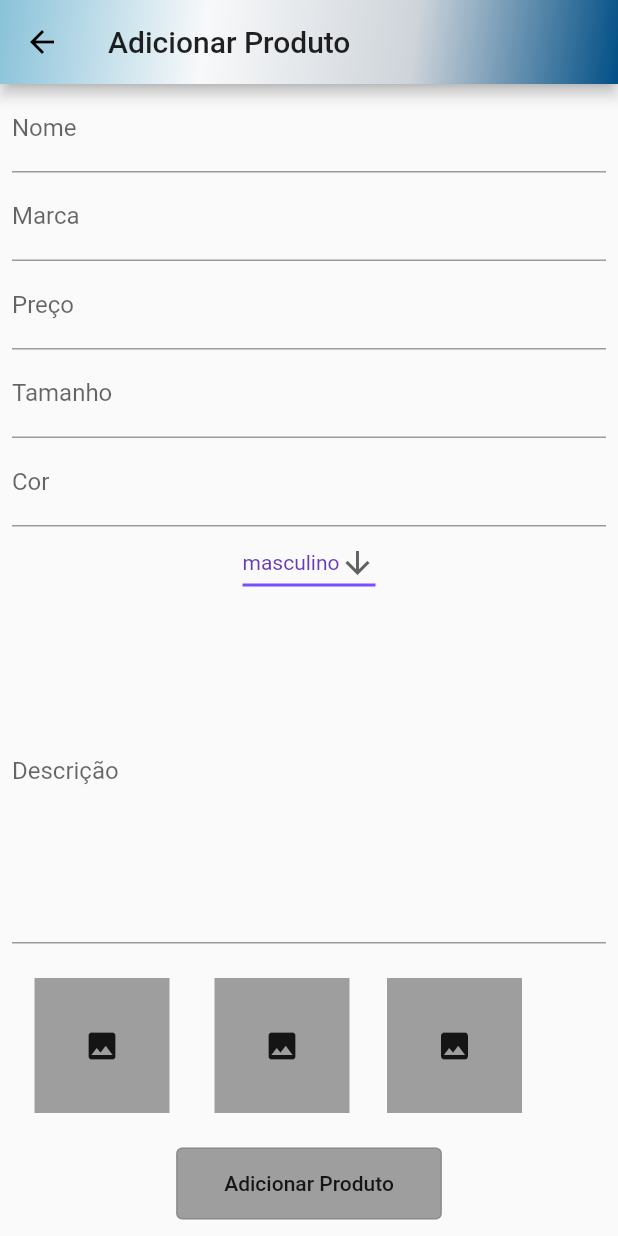
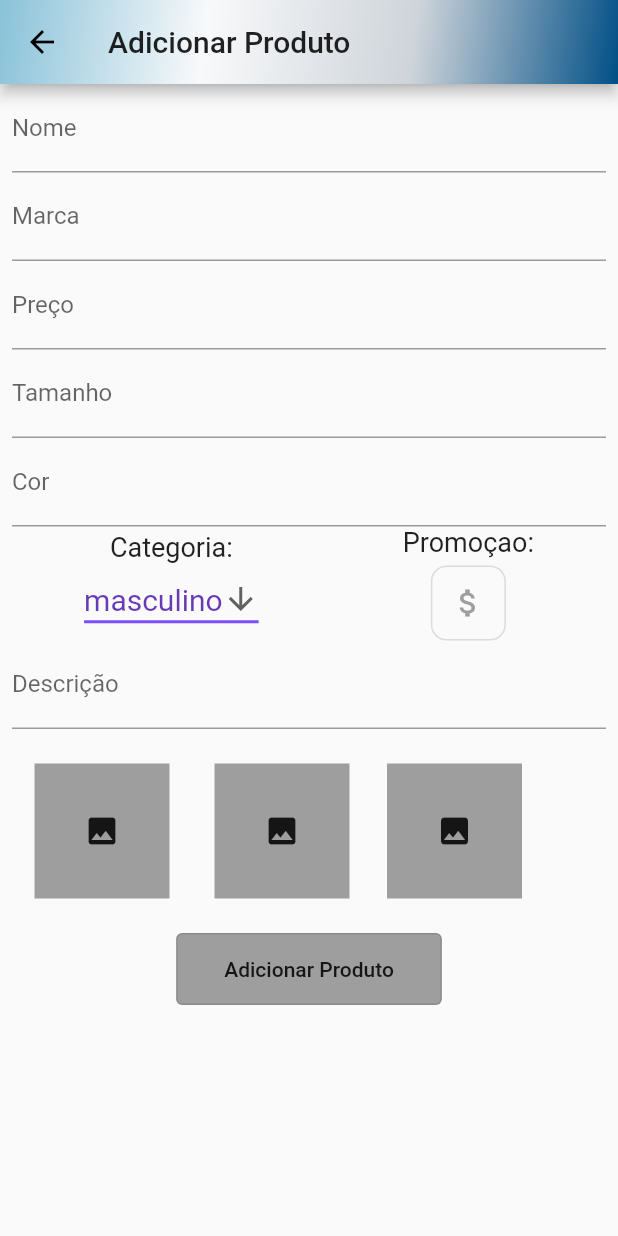
Before and after one commit to RodneiDias/maxshoes, a Flutter app: the AddProduto screen opened directly, on a phone screen of 412 x 824 dp. Run offline on Flutter 3.47's test engine with Material 2 defaults, Android fonts, the light colour scheme and no system bars; our stand-ins replace cloud_firestore, file_picker, firebase_auth, firebase_core, font_awesome_flutter, pie_chart and 1 more; missing offline and left inert: dart:html; accounts and stored records are empty.

Commit message:
Atualização geral

```diff
--- a/lib/crud/add_produto.dart
+++ b/lib/crud/add_produto.dart
@@ -16,7 +16,9 @@ class AddProduto extends StatefulWidget {
 
 class _AddProdutoState extends State<AddProduto> {
   //estamos criando variaveis para armazenar os valores digitados nos campos de TextField
-  String nome = "",
+  List<bool> isSelected = [false];
+  String ownerName = "",
+      nome = "",
       marca = "",
       preco = "",
       tamanho = "",
@@ -26,6 +28,7 @@ class _AddProdutoState extends State<AddProduto> {
   Uint8List? file;
   Uint8List? file2;
   Uint8List? file3;
+  bool promocao = false;
   //estamos criando uma variavel userController que será instanciada em outras páginas
   late final userController = Provider.of<UserController>(
     context,
@@ -84,12 +87,18 @@ class _AddProdutoState extends State<AddProduto> {
                 ),
                 onChanged: (texto) => cor = texto,
               ),
+              Row(
+                mainAxisAlignment: MainAxisAlignment.spaceAround,
+                children: [
+                  Column(
+                    children: [
+                      Text('Categoria:', style: TextStyle(fontSize: 18)),
                       DropdownButton<String>(
                         value: dropdownValue,
                         icon: const Icon(Icons.arrow_downward),
                         iconSize: 24,
                         elevation: 16,
-                style: const TextStyle(color: Colors.deepPurple),
+                        style: const TextStyle(color: Colors.deepPurple, fontSize: 20),
                         underline: Container(
                           height: 2,
                           color: Colors.deepPurpleAccent,
@@ -107,11 +116,44 @@ class _AddProdutoState extends State<AddProduto> {
                           );
                         }).toList(),
                       ),
+                    ],
+                  ),
+                  Column(
+                    children: [
+                      Padding(
+                        padding: const EdgeInsets.only(bottom: 5),
+                        child: Text('Promoçao:', style: TextStyle(fontSize: 18)),
+                      ),
+                      ToggleButtons(
+                        children: <Widget>[
+                          Icon(Icons.attach_money),
+                        ],
+                        isSelected: isSelected,
+                        onPressed: (int index) {
+                          setState(() {
+                            isSelected[index] = !isSelected[index];
+
+                            if (isSelected[0] == false) {
+                              promocao = false;
+                            } else {
+                              promocao = true;
+                            }
+                          });
+                        },
+                        color: Colors.grey,
+                        selectedColor: Colors.white,
+                        fillColor:Colors.green,
+                        borderRadius: BorderRadius.circular(10),
+                      ),
+                    ],
+                  ),
+                ],
+              ),
               TextField(
                 decoration: InputDecoration(
                   labelText: "Descrição",
                 ),
-                maxLines: 10,
+
                 onChanged: (texto) => descricao = texto,
               ),
               const SizedBox(height: 8),
@@ -250,6 +292,7 @@ class _AddProdutoState extends State<AddProduto> {
 
                   final novoProduto = ProdutoModel(
                     ownerKey: userController.user!.uid,
+                    ownerName: userController.model.nome,
                     nome: nome,
                     marca: marca,
                     preco: preco,
@@ -260,6 +303,7 @@ class _AddProdutoState extends State<AddProduto> {
                     imagem: file,
                     imagem2: file2,
                     imagem3: file3,
+                    promocao: promocao,
                   ).toMap();
 
                   await FirebaseFirestore.instance
--- a/lib/crud/edit_produto_page.dart
+++ b/lib/crud/edit_produto_page.dart
@@ -16,6 +16,8 @@ class EditProdutoPage extends StatefulWidget {
 
 class _EditProdutoPageState extends State<EditProdutoPage> {
   late final nomeCont = TextEditingController()..text = widget.produto.nome;
+  late final ownerNameCont = TextEditingController()
+    ..text = widget.produto.ownerName;
   late final marcaCont = TextEditingController()..text = widget.produto.marca;
   late final precoCont = TextEditingController()..text = widget.produto.preco;
   late final tamanhoCont = TextEditingController()
@@ -237,6 +239,7 @@ class _EditProdutoPageState extends State<EditProdutoPage> {
                   onPressed: () async {
                     final atualizado = ProdutoModel(
                       ownerKey: widget.produto.ownerKey,
+                      ownerName: widget.produto.ownerName,
                       nome: nomeCont.text,
                       marca: marcaCont.text,
                       preco: precoCont.text,
--- a/lib/models/produto_model.dart
+++ b/lib/models/produto_model.dart
@@ -5,6 +5,7 @@ import 'package:cloud_firestore/cloud_firestore.dart';
 class ProdutoModel {
   final String? key;
   final String ownerKey;
+  final String ownerName;
   final String nome;
   final String marca;
   final String preco;
@@ -15,10 +16,12 @@ class ProdutoModel {
   final Uint8List? imagem;
   final Uint8List? imagem2;
   final Uint8List? imagem3;
+  final bool? promocao;
 
   ProdutoModel({
     this.key,
     required this.ownerKey,
+    required this.ownerName,
     required this.nome,
     required this.marca,
     required this.preco,
@@ -29,12 +32,14 @@ class ProdutoModel {
     this.imagem,
     this.imagem2,
     this.imagem3,
+    this.promocao,
   });
 
   static ProdutoModel fromMap(Map<String, dynamic> map, [String? key]) =>
       ProdutoModel(
         key: key,
         ownerKey: map['ownerKey'],
+        ownerName: map['ownerName'],
         nome: map['nome'],
         marca: map['marca'],
         preco: map['preco'],
@@ -45,10 +50,12 @@ class ProdutoModel {
         imagem: map['imagem']?.bytes,
         imagem2: map['imagem2']?.bytes,
         imagem3: map['imagem3']?.bytes,
+        promocao: map['promocao'],
       );
 
   Map<String, dynamic> toMap() => {
         'ownerKey': ownerKey,
+        'ownerName': ownerName,
         'nome': nome,
         'marca': marca,
         'preco': preco,
@@ -59,5 +66,6 @@ class ProdutoModel {
         'imagem': imagem != null ? Blob(imagem!) : null,
         'imagem2': imagem2 != null ? Blob(imagem2!) : null,
         'imagem3': imagem3 != null ? Blob(imagem3!) : null,
+        'promocao': promocao,
       };
 }
--- a/lib/models/user_model.dart
+++ b/lib/models/user_model.dart
@@ -1,16 +1,19 @@
+import 'dart:html';
 import 'dart:typed_data';
 
 class UserModel {
   final String nome;
   final String? key;
-  final Uint8List? image;
-  UserModel({required this.nome, this.key, this.image});
+  final String? ownerName;
+  Uint8List? image;
+  UserModel({ required this.nome, this.key, this.ownerName, this.image});
 
   static UserModel fromMap(Map<String, dynamic> map) {
     return UserModel(
       nome: map['nome'],
       key: map['key'],
-      image: map['image'],
+      ownerName: map['ownerName'],
+      image: map['image']?.bytes,
     );
   }
 
@@ -18,7 +21,8 @@ class UserModel {
     return {
       'nome': nome,
       'key': key,
-      'image': image,
+      'ownerName': ownerName,
+      'image': image != null ? Blob(image!) : null,
     };
   }
 }
--- a/lib/pages/todos_produtos_page.dart
+++ b/lib/pages/todos_produtos_page.dart
@@ -76,7 +76,7 @@ class _TodosProdutosPageState extends State<TodosProdutosPage> {
                             children: [
                               Column(
                                 children: [
-                                  Text('Vendedor: ${produto.ownerKey}',
+                                  Text('Vendedor: ${produto.ownerName}',
                                       style: TextStyle(
                                           fontSize: 22,
                                           fontWeight: FontWeight.bold)),
```
Also changed, not shown: lib/pages/cadastro2_page.dart (+14 -1 lines), lib/pages/drawer_page.dart (+44 -2 lines). Lines whose indentation alone changed are shown as unchanged.
